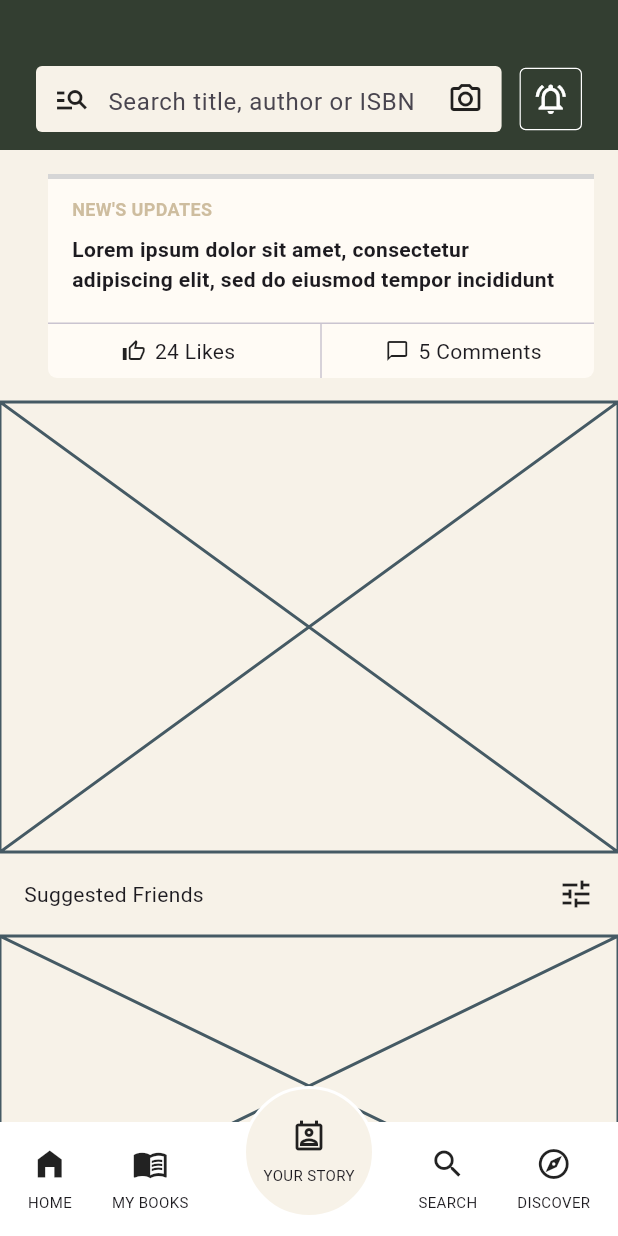
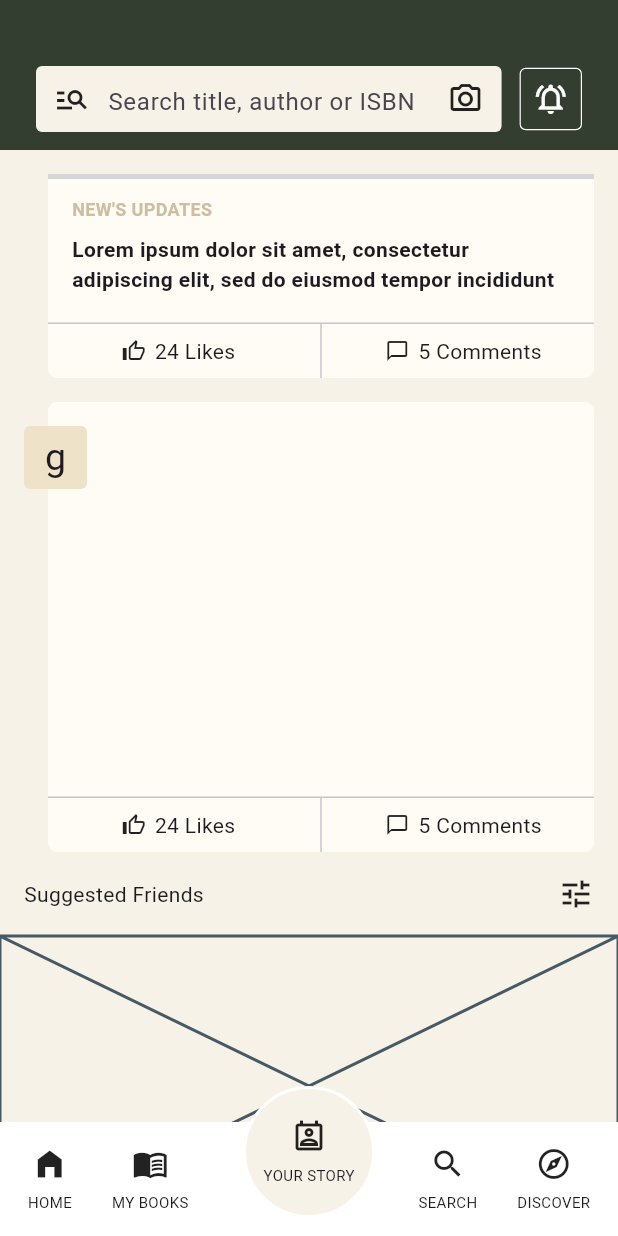
Before and after one commit to JAICHANGPARK/flutter_notebook_chapter_43, a Flutter app: the NewsFeedHomePage screen opened directly, scrolled down 164 dp, on a phone screen of 412 x 824 dp. Run offline on Flutter 3.47's test engine with Material 3 defaults, Android fonts, the phone set to English and light mode, and no system bars; our stand-ins replace gap, hugeicons; network calls fail; grey boxes are pictures that could not be loaded.

Commit message:
Update news_feed_home_page.dart

```diff
--- a/lib/ep2163_newsfeed_app/views/news_feed_home_page.dart
+++ b/lib/ep2163_newsfeed_app/views/news_feed_home_page.dart
@@ -205,7 +205,7 @@ class _NewsFeedHomePageState extends State<NewsFeedHomePage> {
                                       child: Text(
                                         "g",
                                         style: TextStyle(
-                                          fontSize: 16,
+                                          fontSize: 25,
                                         ),
                                       ),
                                     ),
@@ -217,7 +217,95 @@ class _NewsFeedHomePageState extends State<NewsFeedHomePage> {
                         ),
                         Container(
                           height: 300,
-                          child: Placeholder(),
+                          margin: EdgeInsets.symmetric(horizontal: 16),
+                          child: Stack(
+                            children: [
+                              Positioned.fill(
+                                left: 16,
+                                child: Container(
+                                  decoration: BoxDecoration(
+                                    borderRadius: BorderRadius.circular(6),
+                                    color: Color.fromRGBO(255, 251, 245, 1),
+                                  ),
+                                  child: Column(
+                                    crossAxisAlignment: CrossAxisAlignment.start,
+                                    children: [
+                                      Expanded(child: Column(children: [],),),
+
+                                      Divider(
+                                        height: 0,
+                                      ),
+                                      IntrinsicHeight(
+                                        child: Row(
+                                          children: [
+                                            Expanded(
+                                              child: Padding(
+                                                padding: const EdgeInsets.all(8.0),
+                                                child: Row(
+                                                  mainAxisAlignment: MainAxisAlignment.center,
+                                                  spacing: 6,
+                                                  children: [
+                                                    Icon(
+                                                      Icons.thumb_up_alt_outlined,
+                                                      size: 16,
+                                                    ),
+                                                    Text(
+                                                      "24 Likes",
+                                                    )
+                                                  ],
+                                                ),
+                                              ),
+                                            ),
+                                            VerticalDivider(),
+                                            Expanded(
+                                              child: Padding(
+                                                padding: const EdgeInsets.all(8.0),
+                                                child: Row(
+                                                  mainAxisAlignment: MainAxisAlignment.center,
+                                                  spacing: 6,
+                                                  children: [
+                                                    Icon(
+                                                      Icons.chat_bubble_outline,
+                                                      size: 16,
+                                                    ),
+                                                    Text(
+                                                      "5 Comments",
+                                                    )
+                                                  ],
+                                                ),
+                                              ),
+                                            ),
+                                          ],
+                                        ),
+                                      )
+                                    ],
+                                  ),
+                                ),
+                              ),
+                              Positioned(
+                                top: 16,
+                                left: 0,
+                                child: Container(
+                                  height: 42,
+                                  width: 42,
+                                  child: Container(
+                                    decoration: BoxDecoration(
+                                      borderRadius: BorderRadius.circular(4),
+                                      color: Color.fromRGBO(238, 226, 201, 1),
+                                    ),
+                                    child: Center(
+                                      child: Text(
+                                        "g",
+                                        style: TextStyle(
+                                          fontSize: 25,
+                                        ),
+                                      ),
+                                    ),
+                                  ),
+                                ),
+                              )
+                            ],
+                          ),
                         ),
                         Padding(
                           padding: const EdgeInsets.symmetric(horizontal: 16),
```
